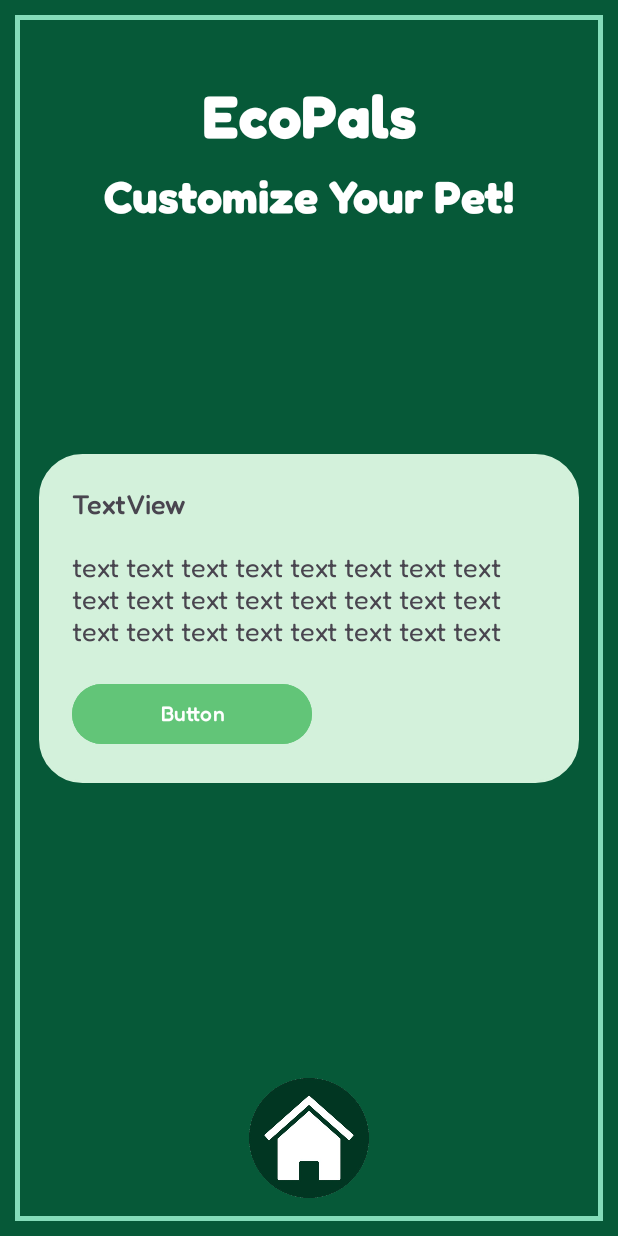
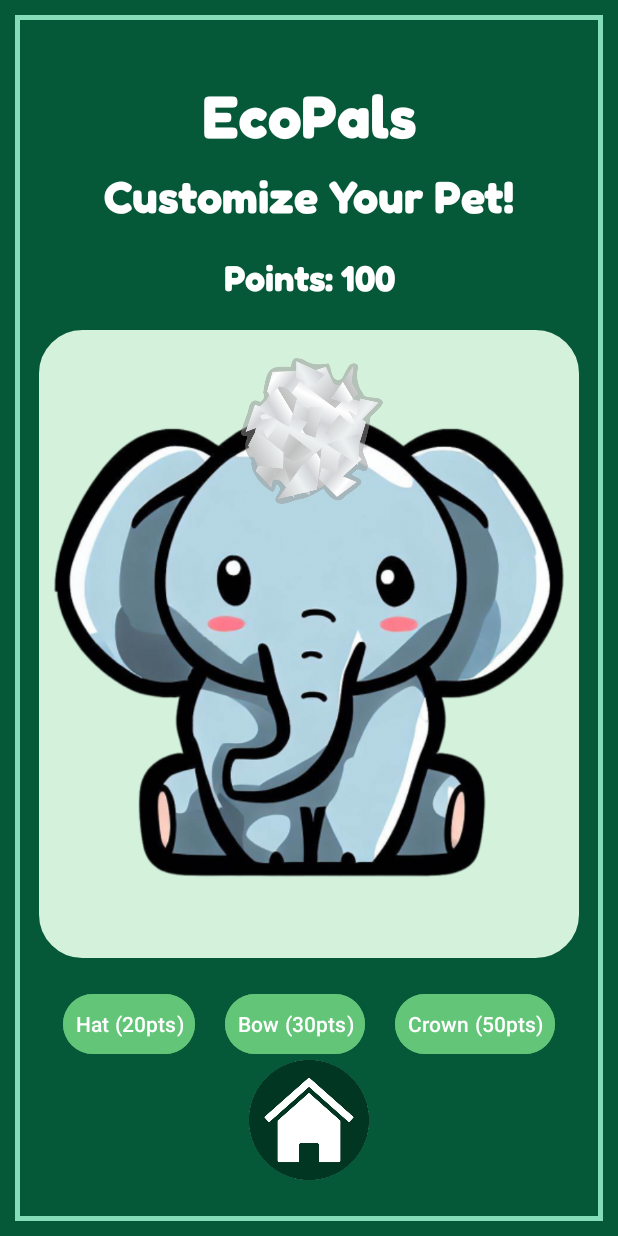
Before and after one commit to JessieBao2007/EcoPets, an Android app: the Customize screen opened directly, with no data from a screen before it, on a phone screen of 412 x 824 dp. Run offline under Robolectric (Android 15) with nearby library versions, the phone set to English and light mode, and no system bars; 1 statement that could not run was skipped.

Commit message:
added customization

```diff
--- a/app/src/main/java/com/example/tritonhacks24/Customize.java
+++ b/app/src/main/java/com/example/tritonhacks24/Customize.java
@@ -1,14 +1,119 @@
 package com.example.tritonhacks24;
 
+import static com.example.tritonhacks24.Adoption.aniType;
+
+import android.os.Bundle;
+import android.view.View;
+import android.view.ViewGroup;
+import android.widget.Button;
+import android.widget.ImageView;
+import android.widget.TextView;
+import android.widget.Toast;
 import androidx.appcompat.app.AppCompatActivity;
 
-import android.os.Bundle;
+public class Customize extends AppCompatActivity {
+    public int points = 100;
 
-public class Customize extends AppCompatActivity {
+    private TextView pointsTextView;
+    private ImageView accessoryImage;
+    private ImageView animalImage;
 
     @Override
     protected void onCreate(Bundle savedInstanceState) {
         super.onCreate(savedInstanceState);
         setContentView(R.layout.activity_customize);
+
+        pointsTextView = findViewById(R.id.pointsTextView);
+        accessoryImage = findViewById(R.id.accessoryImage);
+        animalImage = findViewById(R.id.animalImage);
+
+        Button hatButton = findViewById(R.id.hatButton);
+        Button bowButton = findViewById(R.id.bowButton);
+        Button crownButton = findViewById(R.id.crownButton);
+
+        if (aniType.equals("turtle")) {
+            animalImage.setImageResource(R.drawable.turtlejiya);
+            setAccessoryMargin(R.dimen.turtle_trash_top_margin);
+        }
+        else{
+            animalImage.setImageResource(R.drawable.elephantjiya);
+            setAccessoryMargin(R.dimen.elephant_trash_top_margin);
+        }
+
+        hatButton.setOnClickListener(new View.OnClickListener() {
+            @Override
+            public void onClick(View v) {
+                changeAccessory(R.drawable.hat, 20);
+            }
+        });
+
+        bowButton.setOnClickListener(new View.OnClickListener() {
+            @Override
+            public void onClick(View v) {
+                changeAccessory(R.drawable.bow, 30);
+            }
+        });
+
+        crownButton.setOnClickListener(new View.OnClickListener() {
+            @Override
+            public void onClick(View v) {
+                changeAccessory(R.drawable.crown, 50);
+            }
+        });
+    }
+
+    private void changeAccessory(int accessoryResId, int cost) {
+        if (points >= cost) {
+            points -= cost;
+            pointsTextView.setText("Points: " + points);
+
+            // Set the new accessory image resource based on animal type
+            if (aniType.equals("turtle")) {
+                // If it's a turtle, set the turtle accessory image
+                if (accessoryResId == R.drawable.hat) {
+                    accessoryImage.setImageResource(R.drawable.hat);
+                    setAccessoryMargin(R.dimen.turtle_hat_top_margin);
+                } else if (accessoryResId == R.drawable.bow) {
+                    accessoryImage.setImageResource(R.drawable.bow);
+                    setAccessoryMargin(R.dimen.turtle_bow_top_margin);
+                } else if (accessoryResId == R.drawable.crown) {
+                    accessoryImage.setImageResource(R.drawable.crown);
+                    setAccessoryMargin(R.dimen.turtle_crown_top_margin);
+                } else {
+                    accessoryImage.setImageResource(accessoryResId);
+                    resetAccessoryMargin();
+                }
+            } else if (aniType.equals("elephant")){
+                // Default to elephant if aniType is not turtle
+                accessoryImage.setImageResource(accessoryResId);
+                // Adjust margins for elephant accessories if needed
+                if (accessoryResId == R.drawable.hat) {
+                    setAccessoryMargin(R.dimen.elephant_hat_top_margin);
+                } else if (accessoryResId == R.drawable.bow) {
+                    setAccessoryMargin(R.dimen.elephant_bow_top_margin);
+                } else if (accessoryResId == R.drawable.crown) {
+                    setAccessoryMargin(R.dimen.elephant_crown_top_margin);
+                } else {
+                    accessoryImage.setImageResource(accessoryResId);
+                    resetAccessoryMargin();
+                }
+            }
+        } else {
+            Toast.makeText(this, "You don't have enough points!", Toast.LENGTH_SHORT).show();
+        }
+    }
+
+    // Helper method to set accessory image top margin dynamically
+    private void setAccessoryMargin(int marginDimenId) {
+        ViewGroup.MarginLayoutParams layoutParams = (ViewGroup.MarginLayoutParams) accessoryImage.getLayoutParams();
+        layoutParams.topMargin = getResources().getDimensionPixelSize(marginDimenId);
+        accessoryImage.setLayoutParams(layoutParams);
+    }
+
+    // Helper method to reset accessory image margins
+    private void resetAccessoryMargin() {
+        ViewGroup.MarginLayoutParams layoutParams = (ViewGroup.MarginLayoutParams) accessoryImage.getLayoutParams();
+        layoutParams.topMargin = 0; // Reset to default margin
+        accessoryImage.setLayoutParams(layoutParams);
     }
 }
--- a/app/src/main/res/layout/activity_customize.xml
+++ b/app/src/main/res/layout/activity_customize.xml
@@ -7,19 +7,21 @@
     android:background="#065938"
     tools:context=".Customize">
 
+    <!-- Main Container -->
     <androidx.constraintlayout.widget.ConstraintLayout
-        android:id="@+id/constraintLayout"
+        android:id="@+id/mainContainer"
         android:layout_width="match_parent"
         android:layout_height="match_parent"
         android:layout_margin="10dp"
         android:background="@drawable/border"
-        android:foregroundGravity="center|center_horizontal"
         app:layout_constraintBottom_toBottomOf="parent"
         app:layout_constraintEnd_toEndOf="parent"
         app:layout_constraintStart_toStartOf="parent"
         app:layout_constraintTop_toTopOf="parent">
 
+        <!-- Header Container -->
         <LinearLayout
+            android:id="@+id/headerContainer"
             android:layout_width="wrap_content"
             android:layout_height="wrap_content"
             android:layout_marginTop="40dp"
@@ -49,63 +51,111 @@
                 android:textColor="#FFFFFF"
                 android:textSize="30sp" />
         </LinearLayout>
+
+        <!-- Points Display -->
+        <TextView
+            android:id="@+id/pointsTextView"
+            android:layout_width="wrap_content"
+            android:layout_height="wrap_content"
+            android:layout_marginTop="20dp"
+            android:fontFamily="@font/fredokabold"
+            android:text="Points: 100"
+            android:textColor="#FFFFFF"
+            android:textSize="24sp"
+            app:layout_constraintTop_toBottomOf="@+id/headerContainer"
+            app:layout_constraintEnd_toEndOf="parent"
+            app:layout_constraintStart_toStartOf="parent" />
+
+        <!-- Main content with animal image and accessory options -->
+        <androidx.constraintlayout.widget.ConstraintLayout
+            android:id="@+id/contentContainer"
+            android:layout_width="360dp"
+            android:layout_height="0dp"
+            android:layout_marginTop="20dp"
+            android:background="@drawable/light_green_bg"
+            app:layout_constraintTop_toBottomOf="@+id/pointsTextView"
+            app:layout_constraintEnd_toEndOf="parent"
+            app:layout_constraintStart_toStartOf="parent"
+            app:layout_constraintBottom_toTopOf="@+id/buttonsContainer">
+
+            <FrameLayout
+                android:layout_width="match_parent"
+                android:layout_height="0dp"
+                android:layout_gravity="center"
+                android:layout_weight="1"
+                app:layout_constraintTop_toTopOf="parent"
+                app:layout_constraintBottom_toBottomOf="parent">
+
+                <!-- Animal Image -->
+                <ImageView
+                    android:id="@+id/animalImage"
+                    android:layout_width="wrap_content"
+                    android:layout_height="wrap_content"
+                    android:src="@drawable/elephantjiya"
+                    android:layout_gravity="center" />
+
+                <!-- Accessory Image -->
+                <ImageView
+                    android:id="@+id/accessoryImage"
+                    android:layout_width="wrap_content"
+                    android:layout_height="wrap_content"
+                    android:src="@drawable/trash"
+                    android:scaleType="fitCenter"
+                    android:adjustViewBounds="true"
+                    app:layout_constraintTop_toTopOf="parent"
+                    app:layout_constraintBottom_toTopOf="@id/animalImage"
+                    app:layout_constraintStart_toStartOf="parent"
+                    app:layout_constraintEnd_toEndOf="parent"
+                    android:maxWidth="100dp"
+                    android:maxHeight="100dp"
+                    android:layout_marginTop="15dp"
+                    android:layout_marginStart="130dp"
+                    android:layout_marginEnd="0dp"
+                    app:layout_constraintHorizontal_bias="0.5" />
+            </FrameLayout>
         </androidx.constraintlayout.widget.ConstraintLayout>
 
-    <androidx.constraintlayout.widget.ConstraintLayout
-        android:layout_width="360dp"
-        android:layout_height="wrap_content"
-        android:background="@drawable/light_green_bg"
-        android:foregroundGravity="center"
-        app:layout_constraintBottom_toBottomOf="parent"
-        app:layout_constraintEnd_toEndOf="parent"
-        app:layout_constraintStart_toStartOf="parent"
-        app:layout_constraintTop_toTopOf="parent"
-        tools:foregroundGravity="center">
-
+        <!-- Buttons for accessories -->
         <LinearLayout
-            android:layout_width="match_parent"
-            android:layout_height="match_parent"
-            android:foregroundGravity="center"
-            android:orientation="vertical"
-            android:padding="20dp"
-            app:layout_constraintBottom_toBottomOf="parent"
-            app:layout_constraintEnd_toEndOf="parent"
-            app:layout_constraintStart_toStartOf="parent"
-            app:layout_constraintTop_toTopOf="parent"
-            tools:gravity="center">
-
-            <TextView
-                android:id="@+id/textView2"
+            android:id="@+id/buttonsContainer"
             android:layout_width="match_parent"
             android:layout_height="wrap_content"
-                android:fontFamily="@font/fredokemedium"
-                android:text="TextView"
-                android:textSize="18sp"
-                tools:textAlignment="center" />
-
-            <TextView
-                android:id="@+id/textView3"
-                android:layout_width="match_parent"
-                android:layout_height="wrap_content"
+            android:orientation="horizontal"
             android:layout_marginTop="20dp"
-                android:fontFamily="@font/fredokaregular"
-                android:text="text text text text text text text text text text text text text text text text text text text text text text text text"
-                android:textSize="18sp"
-                tools:textAlignment="center" />
+            app:layout_constraintTop_toBottomOf="@+id/contentContainer"
+            app:layout_constraintBottom_toTopOf="@+id/footerContainer"
+            android:gravity="center">
 
             <Button
-                android:id="@+id/submitBtn"
-                android:layout_width="160dp"
-                android:layout_height="wrap_content"
-                android:layout_marginTop="20dp"
+                android:id="@+id/hatButton"
+                android:layout_width="wrap_content"
+                android:layout_height="48dp"
                 android:backgroundTint="#62C578"
-                android:fontFamily="@font/fredokemedium"
-                android:text="Button" />
+                android:padding="8dp"
+                android:text="Hat (20pts)" />
+
+            <Button
+                android:id="@+id/bowButton"
+                android:layout_width="wrap_content"
+                android:layout_height="48dp"
+                android:backgroundTint="#62C578"
+                android:padding="8dp"
+                android:text="Bow (30pts)"
+                android:layout_marginStart="20dp" />
+
+            <Button
+                android:id="@+id/crownButton"
+                android:layout_width="wrap_content"
+                android:layout_height="48dp"
+                android:backgroundTint="#62C578"
+                android:padding="8dp"
+                android:text="Crown (50pts)"
+                android:layout_marginStart="20dp" />
         </LinearLayout>
 
-    </androidx.constraintlayout.widget.ConstraintLayout>
-
+        <!-- Footer Container -->
         <androidx.constraintlayout.widget.ConstraintLayout
+            android:id="@+id/footerContainer"
             android:layout_width="wrap_content"
             android:layout_height="wrap_content"
             android:layout_marginBottom="25dp"
@@ -124,3 +174,4 @@
                 app:srcCompat="@drawable/homeicon" />
         </androidx.constraintlayout.widget.ConstraintLayout>
     </androidx.constraintlayout.widget.ConstraintLayout>
+</androidx.constraintlayout.widget.ConstraintLayout>
--- /dev/null
+++ b/app/src/main/res/values/Dimens.xml
@@ -0,0 +1,11 @@
+<?xml version="1.0" encoding="utf-8"?>
+<resources>
+    <dimen name="elephant_trash_top_margin">15dp</dimen>
+    <dimen name="elephant_hat_top_margin">17dp</dimen>
+    <dimen name="elephant_bow_top_margin">45dp</dimen>
+    <dimen name="elephant_crown_top_margin">15dp</dimen>
+    <dimen name="turtle_trash_top_margin">50dp</dimen>
+    <dimen name="turtle_hat_top_margin">60dp</dimen>
+    <dimen name="turtle_bow_top_margin">90dp</dimen>
+    <dimen name="turtle_crown_top_margin">50dp</dimen>
+</resources>
```
Also changed, not shown: app/src/main/res/drawable/bow.png (added), app/src/main/res/drawable/crown.png (added), app/src/main/res/drawable/elephantjiya.png (added), app/src/main/res/drawable/hat.png (added), app/src/main/res/drawable/trash.png (added), app/src/main/res/drawable/turtlejiya.png (added). Lines whose indentation alone changed are shown as unchanged.
